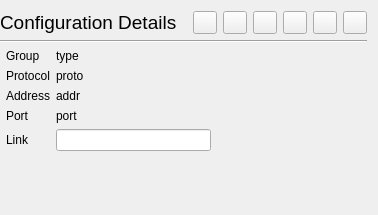
Qt form src/ui/widgets/ConnectionInfoWidget.ui (Qv2ray/Qv2ray) before a commit.
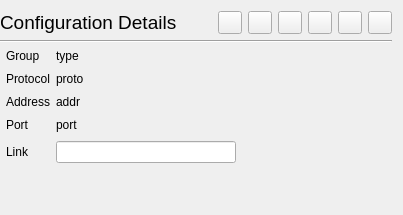
The same form after that commit. Icons and pictures are not drawn.

```diff
--- a/src/ui/widgets/ConnectionInfoWidget.ui
+++ b/src/ui/widgets/ConnectionInfoWidget.ui
@@ -6,7 +6,7 @@
    <rect>
     <x>0</x>
     <y>0</y>
-    <width>378</width>
+    <width>403</width>
     <height>215</height>
    </rect>
   </property>
@@ -197,6 +197,9 @@
    </item>
    <item row="2" column="0">
     <layout class="QFormLayout" name="formLayout">
+     <property name="verticalSpacing">
+      <number>9</number>
+     </property>
      <property name="leftMargin">
       <number>6</number>
      </property>
```
